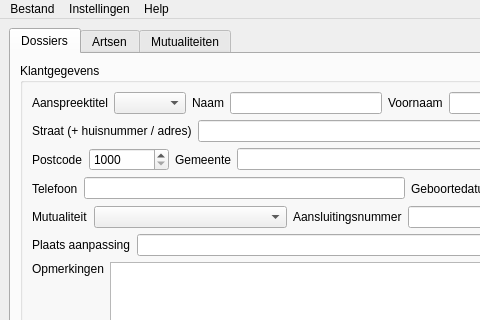
Old version of the form ui/mainwindow.ui in the repository Roelio81/audioadmin; both pictures show x 0 to 480 and y 0 to 320 of the 989 by 775 pixel window.
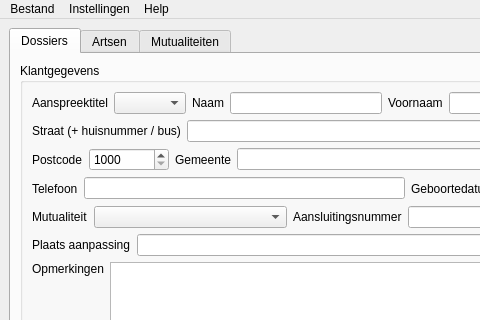
New version of the form. Icons and pictures are not drawn.

What changed in the file:
```diff
--- a/ui/mainwindow.ui
+++ b/ui/mainwindow.ui
@@ -88,7 +88,7 @@
                <item>
                 <widget class="QLabel" name="label_13" >
                  <property name="text" >
-                  <string>Straat (+ huisnummer / adres)</string>
+                  <string>Straat (+ huisnummer / bus)</string>
                  </property>
                 </widget>
                </item>
```
Left out of the diff: 10 changed lines with no effect on the pictures.
